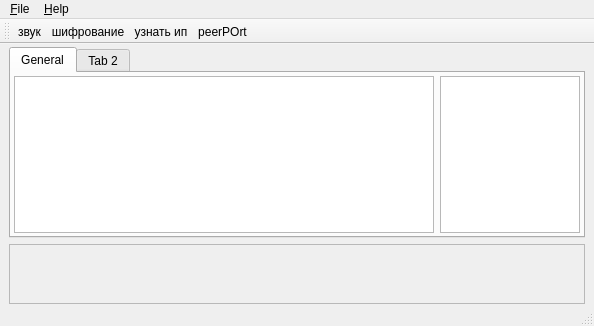
First picture: the form in mainwindow.ui, repository mefest/qChat_client, before the edit.
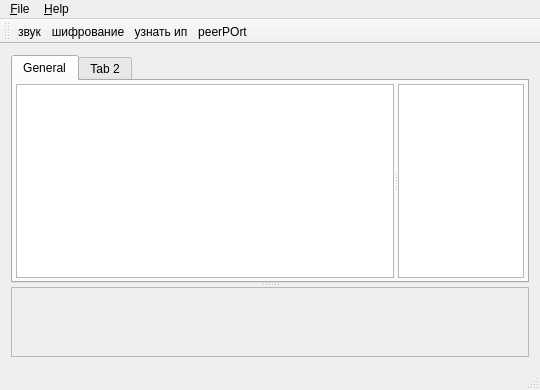
Second picture: the form after the edit. Icons and pictures are not drawn. Custom widgets are drawn as their Qt base class.

What changed in the file:
```diff
--- a/mainwindow.ui
+++ b/mainwindow.ui
@@ -6,8 +6,8 @@
    <rect>
     <x>0</x>
     <y>0</y>
-    <width>594</width>
-    <height>326</height>
+    <width>540</width>
+    <height>390</height>
    </rect>
   </property>
   <property name="sizePolicy">
@@ -37,26 +37,21 @@
     </sizepolicy>
    </property>
    <layout class="QVBoxLayout" name="verticalLayout">
-    <property name="spacing">
-     <number>6</number>
-    </property>
-    <property name="leftMargin">
-     <number>9</number>
-    </property>
-    <property name="topMargin">
-     <number>3</number>
-    </property>
-    <property name="rightMargin">
-     <number>9</number>
-    </property>
-    <property name="bottomMargin">
-     <number>0</number>
-    </property>
     <item>
+     <widget class="QSplitter" name="splitter">
+      <property name="orientation">
+       <enum>Qt::Vertical</enum>
+      </property>
      <widget class="QTabWidget" name="tabWidget">
       <property name="enabled">
        <bool>true</bool>
       </property>
+       <property name="sizePolicy">
+        <sizepolicy hsizetype="Expanding" vsizetype="Expanding">
+         <horstretch>3</horstretch>
+         <verstretch>3</verstretch>
+        </sizepolicy>
+       </property>
       <property name="autoFillBackground">
        <bool>false</bool>
       </property>
@@ -82,6 +77,12 @@
        <bool>false</bool>
       </property>
       <widget class="QWidget" name="tab">
+        <property name="sizePolicy">
+         <sizepolicy hsizetype="Preferred" vsizetype="Minimum">
+          <horstretch>0</horstretch>
+          <verstretch>0</verstretch>
+         </sizepolicy>
+        </property>
        <attribute name="title">
         <string>General</string>
        </attribute>
@@ -99,24 +100,10 @@
          <number>3</number>
         </property>
         <item>
-         <widget class="QWidget" name="wd_out" native="true">
-          <property name="enabled">
-           <bool>true</bool>
-          </property>
-          <layout class="QHBoxLayout" name="horizontalLayout_2">
-           <property name="leftMargin">
-            <number>0</number>
-           </property>
-           <property name="topMargin">
-            <number>0</number>
-           </property>
-           <property name="rightMargin">
-            <number>0</number>
-           </property>
-           <property name="bottomMargin">
-            <number>0</number>
-           </property>
-           <item>
+          <widget class="QSplitter" name="wd_out">
+           <property name="orientation">
+            <enum>Qt::Horizontal</enum>
+           </property>
             <widget class="QTextEdit" name="te_message">
              <property name="enabled">
               <bool>true</bool>
@@ -134,8 +121,6 @@
               <bool>true</bool>
              </property>
             </widget>
-           </item>
-           <item>
             <widget class="QListWidget" name="lw_users">
              <property name="sizePolicy">
               <sizepolicy hsizetype="Expanding" vsizetype="Expanding">
@@ -153,8 +138,6 @@
               <enum>Qt::CustomContextMenu</enum>
              </property>
             </widget>
-           </item>
-          </layout>
          </widget>
         </item>
        </layout>
@@ -168,14 +151,12 @@
        </attribute>
       </widget>
      </widget>
-    </item>
-    <item>
      <widget class="messInput" name="te_input">
       <property name="enabled">
        <bool>false</bool>
       </property>
       <property name="sizePolicy">
-       <sizepolicy hsizetype="Expanding" vsizetype="Expanding">
+        <sizepolicy hsizetype="Expanding" vsizetype="Maximum">
         <horstretch>1</horstretch>
         <verstretch>1</verstretch>
        </sizepolicy>
@@ -183,9 +164,10 @@
       <property name="maximumSize">
        <size>
         <width>16777215</width>
-        <height>60</height>
-       </size>
-      </property>
+         <height>200</height>
+        </size>
+       </property>
+      </widget>
      </widget>
     </item>
    </layout>
@@ -195,7 +177,7 @@
     <rect>
      <x>0</x>
      <y>0</y>
-     <width>594</width>
+     <width>540</width>
      <height>20</height>
     </rect>
    </property>
```
Left out of the diff: 6 changed lines with no effect on the pictures. Lines whose indentation alone changed are shown as unchanged.
